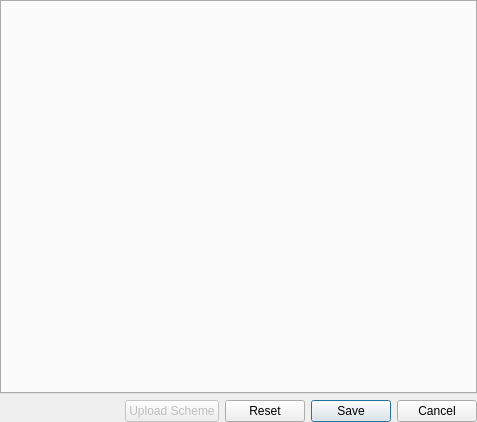
This is kcms/colors/scmeditordialog.ui in Sonic-DE/sonic-desktop-interface as Qt 5 draws it before an edit. The edited form follows.
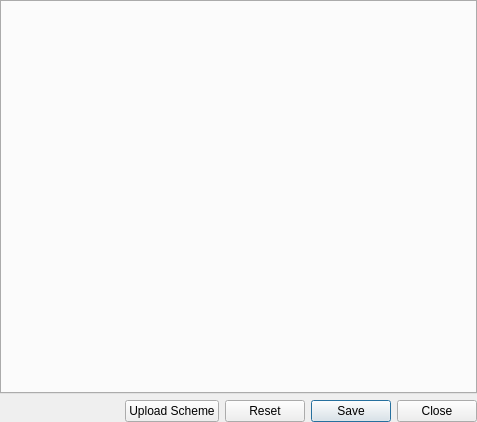
This is the edited form.

Patch:
```diff
--- a/kcms/colors/scmeditordialog.ui
+++ b/kcms/colors/scmeditordialog.ui
@@ -48,7 +48,7 @@
      <item>
       <widget class="QPushButton" name="schemeKnsUploadButton">
        <property name="enabled">
-        <bool>false</bool>
+        <bool>true</bool>
        </property>
        <property name="toolTip">
         <string>Share the selected scheme on the Internet</string>
@@ -61,7 +61,7 @@
      <item>
       <widget class="QDialogButtonBox" name="buttonBox">
        <property name="standardButtons">
-        <set>QDialogButtonBox::Cancel|QDialogButtonBox::Reset|QDialogButtonBox::Save</set>
+        <set>QDialogButtonBox::Close|QDialogButtonBox::Reset|QDialogButtonBox::Save</set>
        </property>
       </widget>
      </item>
```
